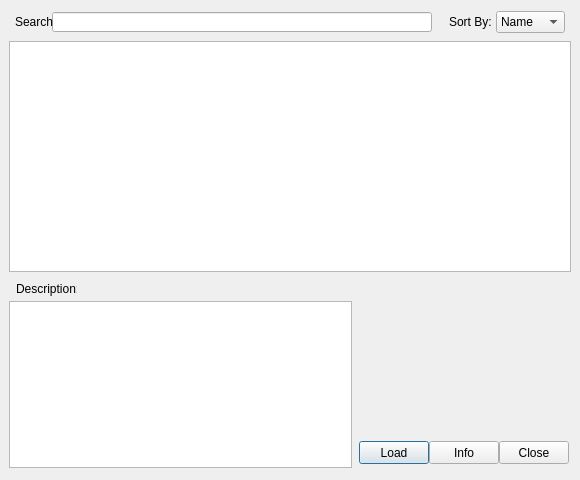
First picture: the form in CanadianWebServices/canadian_web_services_dialog_base.ui, repository eswright/cgdi-qgis-services, before the edit.
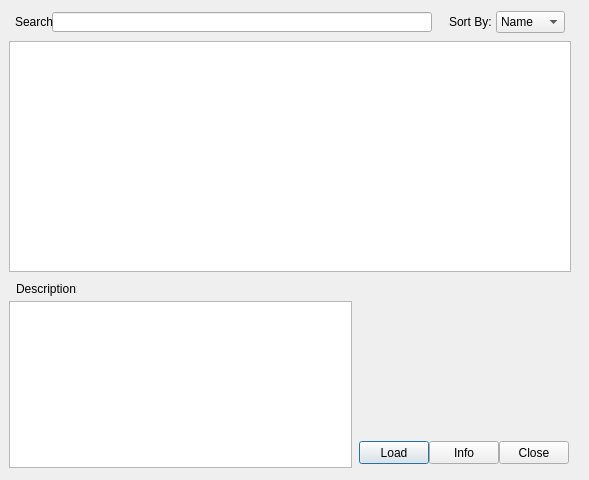
Second picture: the form after the edit.

Commit message: allow resizing

The edit to the form file:
```diff
--- a/CanadianWebServices/canadian_web_services_dialog_base.ui
+++ b/CanadianWebServices/canadian_web_services_dialog_base.ui
@@ -9,12 +9,12 @@
    <rect>
     <x>0</x>
     <y>0</y>
-    <width>580</width>
+    <width>589</width>
     <height>480</height>
    </rect>
   </property>
   <property name="sizePolicy">
-   <sizepolicy hsizetype="Fixed" vsizetype="Fixed">
+   <sizepolicy hsizetype="Expanding" vsizetype="Expanding">
     <horstretch>0</horstretch>
     <verstretch>0</verstretch>
    </sizepolicy>
@@ -27,8 +27,8 @@
   </property>
   <property name="maximumSize">
    <size>
-    <width>580</width>
-    <height>480</height>
+    <width>16777215</width>
+    <height>16777215</height>
    </size>
   </property>
   <property name="windowTitle">
```
Left out of the diff: 15 changed lines with no effect on the pictures.
